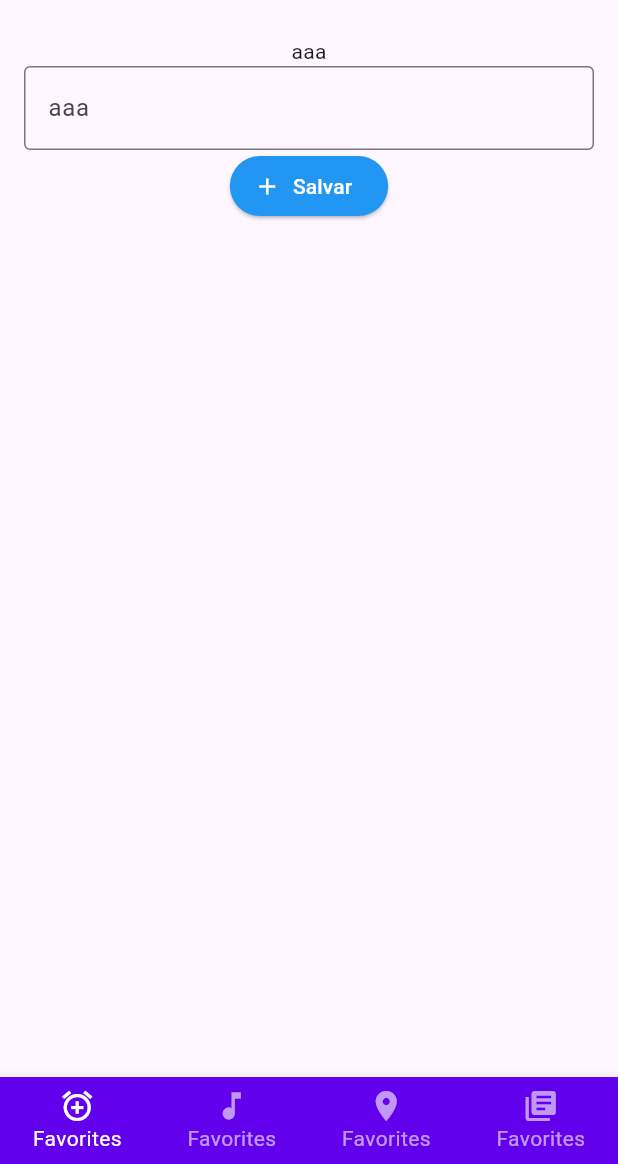
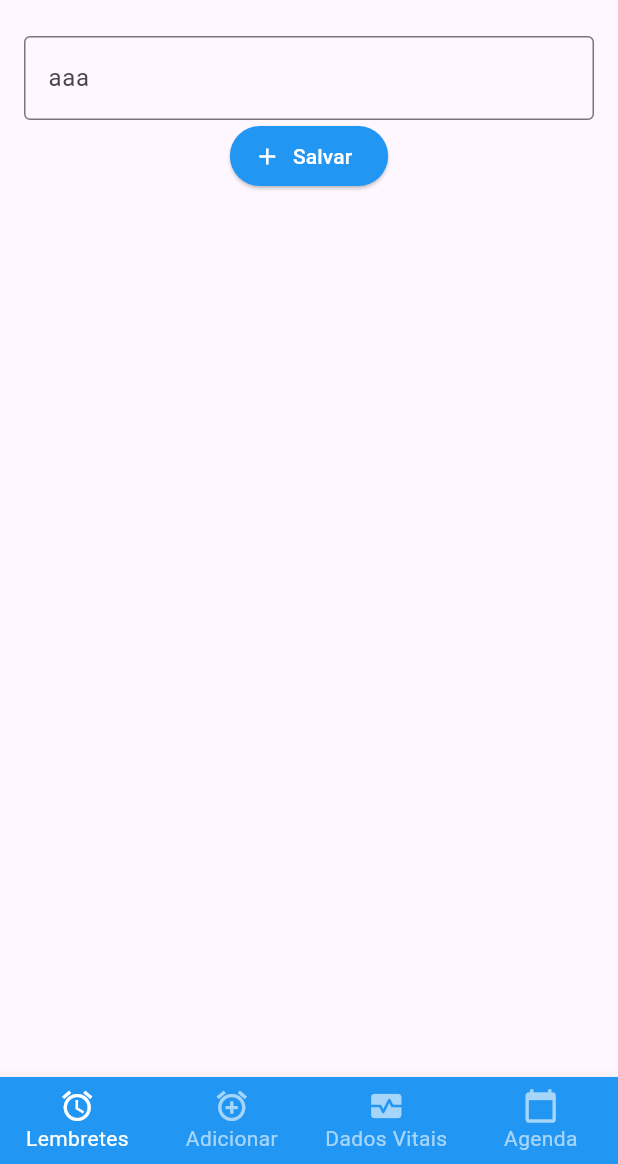
Before and after one commit to ErickRezende1833/mycareapp, a Flutter app: the screen it shows after launch, on a phone screen of 412 x 824 dp, the part 72-1236 px from its top. Run offline on Flutter 3.47's test engine with Material 3 defaults, Android fonts, the phone set to English and light mode, and no system bars.

Commit message:
feat: personalizando a navbar

```diff
--- a/lib/view/addMedicacao.dart
+++ b/lib/view/addMedicacao.dart
@@ -16,7 +16,7 @@ class AddMedicacao extends StatelessWidget {
         padding: const EdgeInsets.all(16.0),
         child: Column(
           children: [
-            Text("aaa"),
+
             CustomTextField(labelText: "aaa", hintText: "ddd"),
             CustomElevatedButton(onPressed: (){}, icon: Icons.add, label: "Salvar")
 
@@ -82,7 +82,8 @@ class CustomBottomNavigationBar extends StatelessWidget {
   Widget build(BuildContext context) {
     return BottomNavigationBar(
   type: BottomNavigationBarType.fixed,
-  backgroundColor: Color(0xFF6200EE),
+  //backgroundColor: Color(0xFF6200EE),
+  backgroundColor: Colors.blue,
   selectedItemColor: Colors.white,
   unselectedItemColor: Colors.white.withOpacity(.60),
   selectedFontSize: 14,
@@ -92,20 +93,20 @@ class CustomBottomNavigationBar extends StatelessWidget {
   },
   items: [
     BottomNavigationBarItem(
-      label: 'Favorites',
+      label: 'Lembretes',
+      icon: Icon(Icons.alarm),
+    ),
+    BottomNavigationBarItem(
+      label: 'Adicionar',
       icon: Icon(Icons.alarm_add),
     ),
     BottomNavigationBarItem(
-      label: 'Favorites',
-      icon: Icon(Icons.music_note),
+      label: 'Dados Vitais',
+      icon: Icon(Icons.monitor_heart),
     ),
     BottomNavigationBarItem(
-      label: 'Favorites',
-      icon: Icon(Icons.location_on),
-    ),
-    BottomNavigationBarItem(
-      label: 'Favorites',
-      icon: Icon(Icons.library_books),
+      label: 'Agenda',
+      icon: Icon(Icons.calendar_today),
     ),
   ],
 );
```
